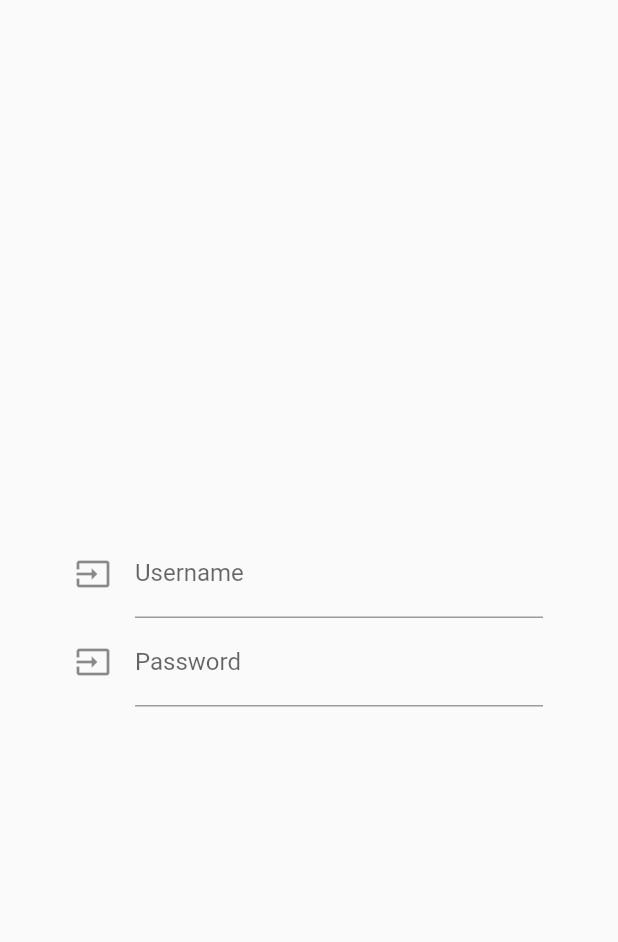
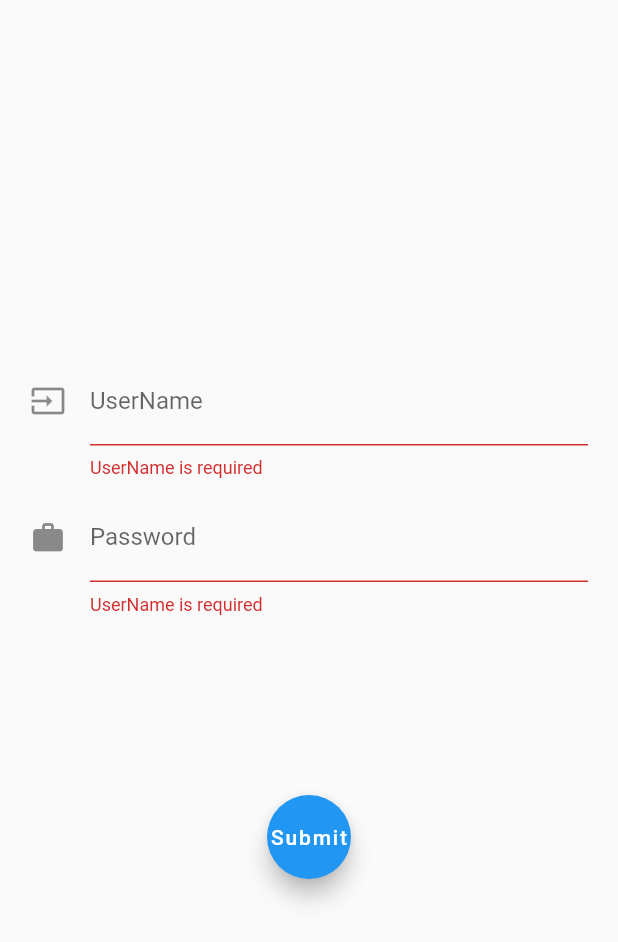
Before and after one commit to gisuper/my_flutter_app, a Flutter app: the TextFieldDemo screen opened by its route, on a phone screen of 412 x 824 dp. Shown: the top 942 px of the screen. Run offline on Flutter 3.47's test engine with Material 2 defaults, Android fonts, the phone set to English and light mode, and no system bars.

```diff
--- a/lib/model/const.dart
+++ b/lib/model/const.dart
@@ -2,4 +2,7 @@ class Const{
   static  final String PICTRUE_ROUT = "/picture";
   static  final String SLIVER_ROUT = "/sliver";
   static  final String TEXTFIELD_ROUT = "/textfield";
+  static  final String POPUPMENU_ROUT = "/popupmenu";
+  static  final String BUTTON_ROUT = "/button";
+  static  final String DATEPICKER_ROUT = "/date_picker";
 }
--- a/lib/widget/textfield_demo.dart
+++ b/lib/widget/textfield_demo.dart
@@ -5,13 +5,81 @@ class TextFieldDemo extends StatelessWidget {
   Widget build(BuildContext context) {
     return Scaffold(
       body: Container(
-        padding: EdgeInsets.only(left: 50.0,right: 50.0),
-        alignment: Alignment(0.0, 0.0),
-        child: new TextFieldWidget(),
+        padding: EdgeInsets.all(20.0),
+        child: Column(
+          mainAxisAlignment: MainAxisAlignment.center,
+          children: <Widget>[
+            TextFormFieldWidget(),
+          ],
+        ),
       ),
     );
   }
 }
+
+
+class TextFormFieldWidget extends StatefulWidget {
+  @override
+  State<StatefulWidget> createState() {
+    return TextFormFieldState();
+  }
+
+}
+
+
+class TextFormFieldState extends State<TextFormFieldWidget> {
+
+  var key = GlobalKey<FormState>();
+
+  String userName;
+
+  String _validator(String value) {
+    if (value.isEmpty) {
+      return "UserName is required";
+    }
+    return null;
+  }
+
+  @override
+  Widget build(BuildContext context) {
+    return Form(
+      child: Column(
+        children: <Widget>[
+          TextFormField(
+            decoration: InputDecoration(
+              hintText: 'please intput UserName',
+              labelText: 'UserName',
+              icon: Icon(Icons.input),
+            ),
+            onSaved: (value) {
+              userName = value;
+            },
+            validator: _validator,
+            autovalidate: true,
+          ),
+          SizedBox(height: 10.0,),
+          TextFormField(
+            decoration: InputDecoration(
+              hintText: 'please intput PassWord',
+              labelText: 'Password',
+              icon: Icon(Icons.work),
+            ),
+            onSaved: (value) {
+              userName = value;
+            },
+            validator: _validator,
+            autovalidate: true,
+          ),
+          SizedBox(height: 120.0,),
+          FloatingActionButton(onPressed: (){
+            Scaffold.of(context).showSnackBar(SnackBar(content: Text('Login Success')));
+          },child: Text("Submit"),)
+        ],
+      ),
+    );
+  }
+}
+
 
 class TextFieldWidget extends StatefulWidget {
   @override
--- a/pubspec.yaml
+++ b/pubspec.yaml
@@ -19,6 +19,7 @@ environment:
 dependencies:
   flutter:
     sdk: flutter
+  intl: 0.15.8
 
   # The following adds the Cupertino Icons font to your application.
   # Use with the CupertinoIcons class for iOS style icons.
```
Also changed, not shown: lib/main.dart (+7 -0 lines), lib/widget/button_demo.dart (added, +242 -0 lines), lib/widget/date_picker_demo.dart (added, +81 -0 lines), lib/widget/my_drawer.dart (+34 -2 lines), pubspec.lock.
